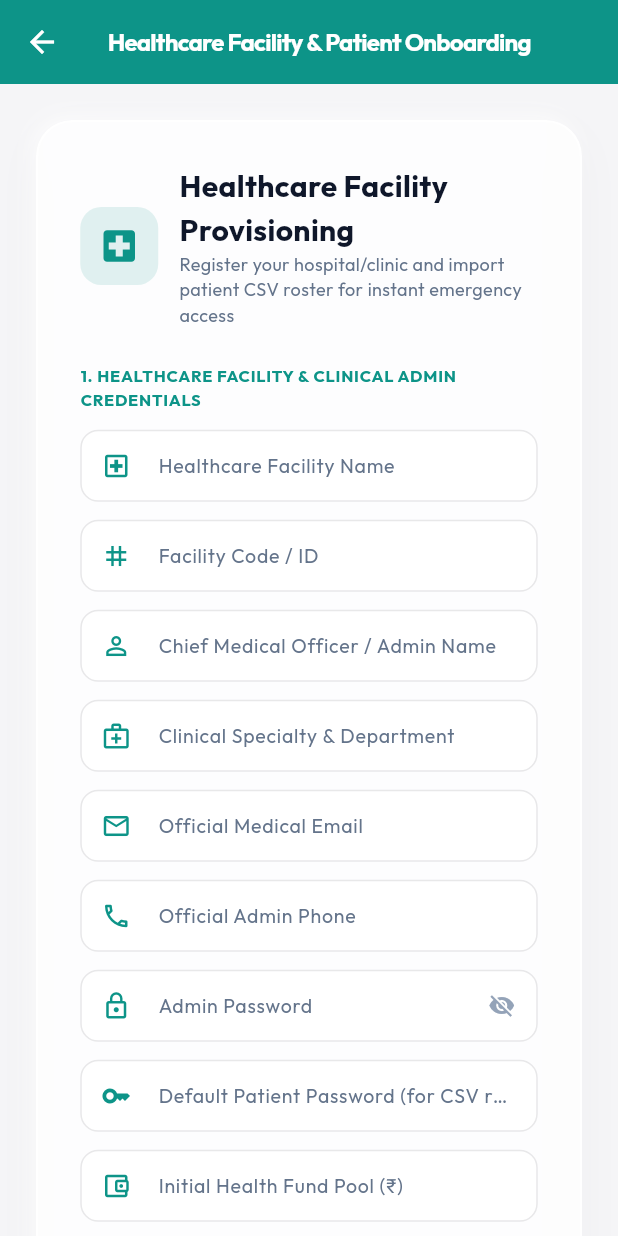
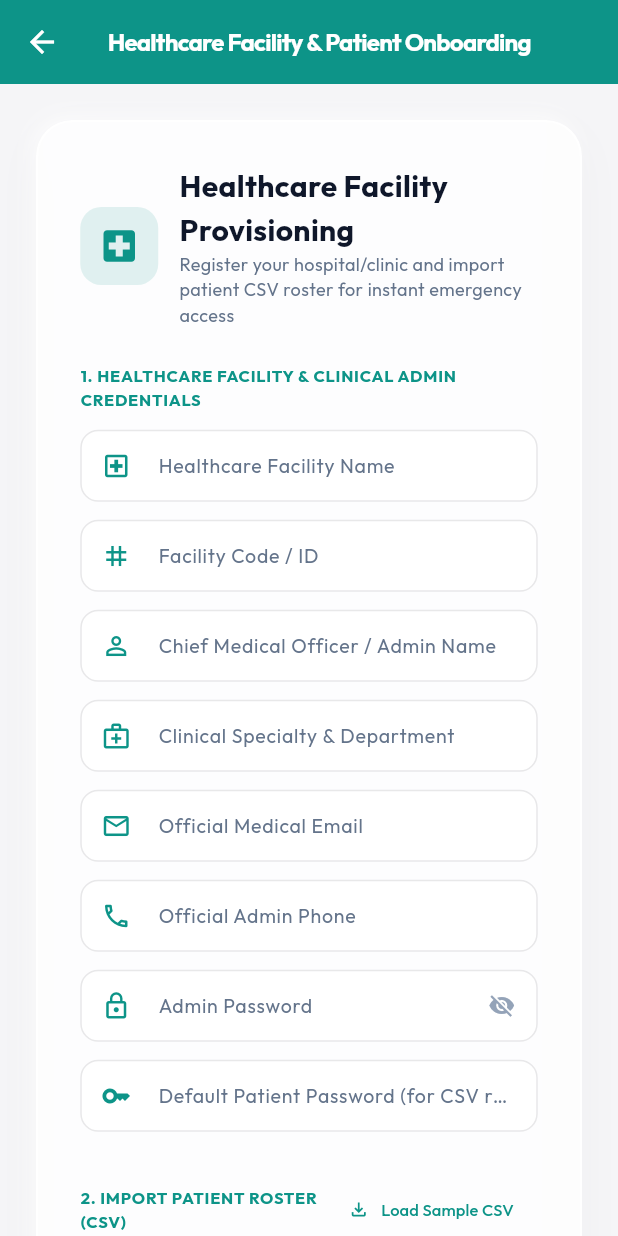
Before and after one commit to ADI-coder-TYA/peddiehacksproject, a Flutter app: the AdminSignupScreen screen opened directly, on a phone screen of 412 x 824 dp. Run offline on Flutter 3.47's test engine with Material 3 defaults, Android fonts, the phone set to English and light mode, and no system bars; our stand-ins replace connectivity_plus, file_picker, fl_chart, flutter_local_notifications, google_fonts, shared_preferences and 1 more; accounts and stored records are empty; network calls fail.

Commit message:
refactor(auth): remove initial health fund pool requirement from institute registration flow

```diff
--- a/intellidesk_app/lib/screens/auth/admin_signup_screen.dart
+++ b/intellidesk_app/lib/screens/auth/admin_signup_screen.dart
@@ -26,7 +26,6 @@ class _AdminSignupScreenState extends State<AdminSignupScreen> {
   final TextEditingController _specialtyCtrl = TextEditingController();
   final TextEditingController _phoneCtrl = TextEditingController();
   final TextEditingController _defaultStudentPasswordCtrl = TextEditingController();
-  final TextEditingController _fundPoolCtrl = TextEditingController();
 
   final TextEditingController _csvRawCtrl = TextEditingController();
   List<Map<String, String>> _parsedStudents = [];
@@ -53,7 +52,6 @@ PAT-2026-003,inst-001,+91 99223 34455,Taylor Chen,taylor.chen@campushealth.edu,+
     _specialtyCtrl.dispose();
     _phoneCtrl.dispose();
     _defaultStudentPasswordCtrl.dispose();
-    _fundPoolCtrl.dispose();
     _csvRawCtrl.dispose();
     super.dispose();
   }
@@ -164,7 +162,6 @@ PAT-2026-003,inst-001,+91 99223 34455,Taylor Chen,taylor.chen@campushealth.edu,+
       institutionCode: _instCodeCtrl.text.trim(),
       department: _specialtyCtrl.text.trim(),
       phone: _phoneCtrl.text.trim(),
-      initialFundPool: double.tryParse(_fundPoolCtrl.text.trim()) ?? 150000.0,
       defaultStudentPassword: _defaultStudentPasswordCtrl.text.trim(),
       rosterStudents: _parsedStudents,
     );
@@ -230,7 +227,6 @@ PAT-2026-003,inst-001,+91 99223 34455,Taylor Chen,taylor.chen@campushealth.edu,+
                   Text('• Facility ID: ${_instCodeCtrl.text.trim()}', style: const TextStyle(fontSize: 12)),
                   Text('• Clinical Admin: ${_adminEmailCtrl.text.trim()}', style: const TextStyle(fontSize: 12)),
                   Text('• Provisioned Patients: ${_parsedStudents.length}', style: const TextStyle(fontSize: 12)),
-                  Text('• Health Fund Pool: ₹${_fundPoolCtrl.text.trim()}', style: const TextStyle(fontSize: 12, fontWeight: FontWeight.bold, color: AppTheme.primaryBrand)),
                 ],
               ),
             ),
@@ -399,13 +395,6 @@ PAT-2026-003,inst-001,+91 99223 34455,Taylor Chen,taylor.chen@campushealth.edu,+
                                     decoration: _buildInputDeco('Default Patient Password (for CSV roster)', Icons.key, hintText: 'e.g. Patient@123'),
                                     validator: (v) => v == null || v.isEmpty ? 'Required' : null,
                                   ),
-                                  const SizedBox(height: 12),
-                                  TextFormField(
-                                    controller: _fundPoolCtrl,
-                                    keyboardType: TextInputType.number,
-                                    decoration: _buildInputDeco('Initial Health Fund Pool (₹)', Icons.account_balance_wallet_outlined, hintText: 'e.g. 150000'),
-                                    validator: (v) => v == null || v.isEmpty ? 'Required' : null,
-                                  ),
                                 ],
                               );
                             }
@@ -496,19 +485,6 @@ PAT-2026-003,inst-001,+91 99223 34455,Taylor Chen,taylor.chen@campushealth.edu,+
                                       child: TextFormField(
                                         controller: _defaultStudentPasswordCtrl,
                                         decoration: _buildInputDeco('Default Patient Password', Icons.key, hintText: 'e.g. Patient@123'),
-                                        validator: (v) => v == null || v.isEmpty ? 'Required' : null,
-                                      ),
-                                    ),
-                                  ],
-                                ),
-                                const SizedBox(height: 12),
-                                Row(
-                                  children: [
-                                    Expanded(
-                                      child: TextFormField(
-                                        controller: _fundPoolCtrl,
-                                        keyboardType: TextInputType.number,
-                                        decoration: _buildInputDeco('Initial Health Fund Pool (₹)', Icons.account_balance_wallet_outlined, hintText: 'e.g. 150000'),
                                         validator: (v) => v == null || v.isEmpty ? 'Required' : null,
                                       ),
                                     ),
```
